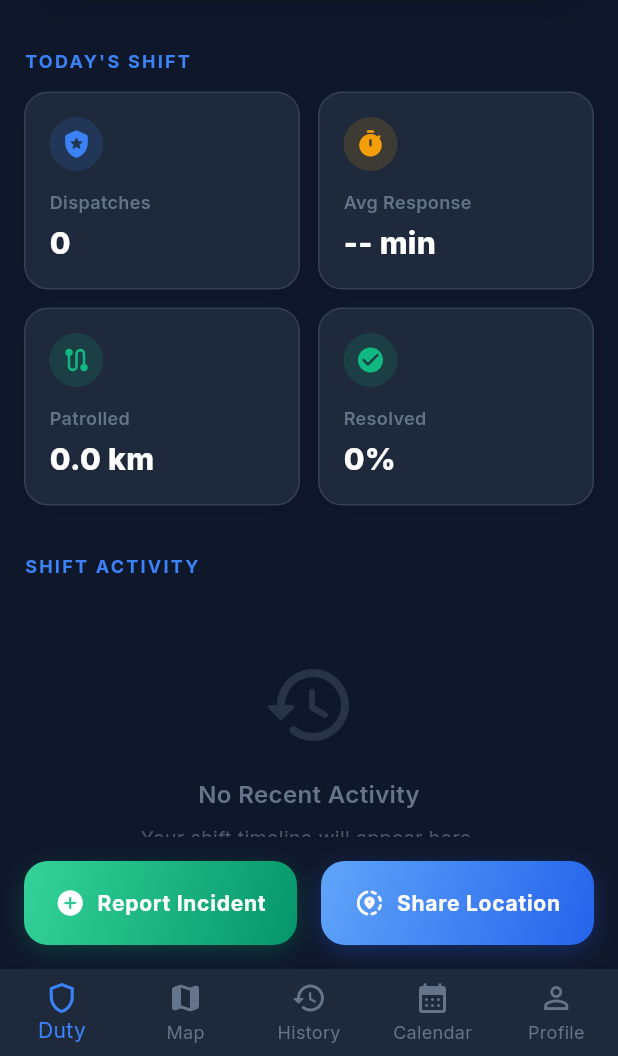
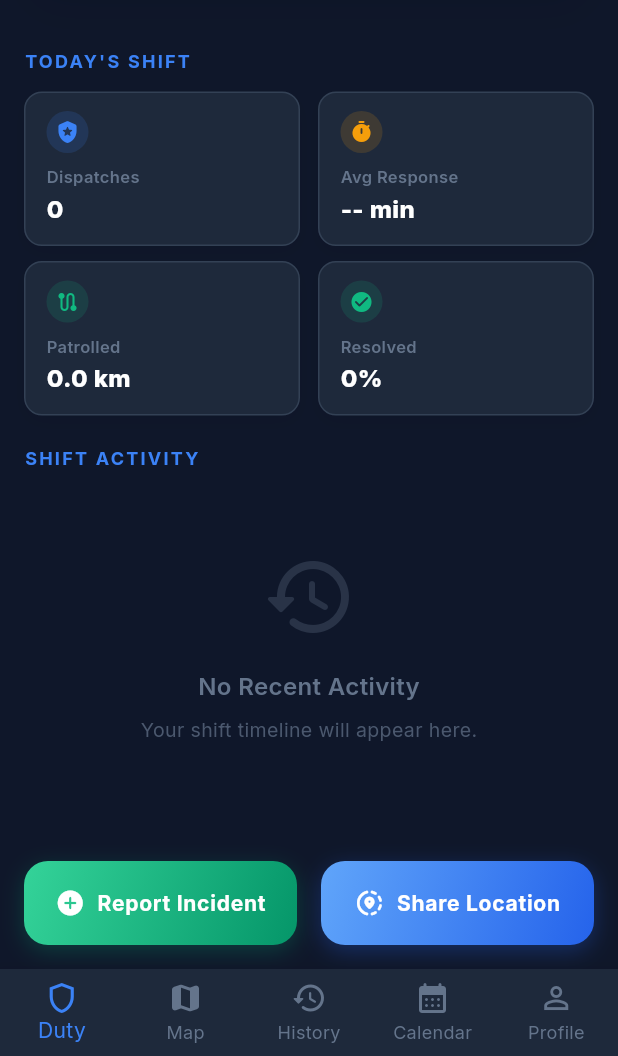
Before and after one commit to Ezhil948/RoadSOS, a Flutter app: the HomeScreen screen opened by its route, on a phone screen of 412 x 824 dp, the part 180-1236 px from its top. Run offline on Flutter 3.47's test engine with Material 3 defaults, Android fonts, the phone set to English and light mode, and no system bars; our stand-ins replace audioplayers, connectivity_plus, dio, firebase_auth, firebase_core, fl_chart and 13 more; accounts and stored records are empty.

Commit message:
style(ui): compact the KPI grid and update documentation

```diff
--- a/officer_mobile_app/lib/features/home/home_screen.dart
+++ b/officer_mobile_app/lib/features/home/home_screen.dart
@@ -222,7 +222,7 @@ class HomeScreen extends ConsumerWidget {
             Expanded(child: _kpiChip(context, Icons.timer_rounded, 'Avg Response', '-- min', const Color(0xFFF59E0B))),
           ],
         ),
-        const SizedBox(height: 12),
+        const SizedBox(height: 10),
         Row(
           children: [
             Expanded(child: _kpiChip(context, Icons.route_rounded, 'Patrolled', '0.0 km', const Color(0xFF10B981))),
@@ -230,7 +230,7 @@ class HomeScreen extends ConsumerWidget {
             Expanded(child: _kpiChip(context, Icons.check_circle_rounded, 'Resolved', '0%', const Color(0xFF10B981))),
           ],
         ),
-        const SizedBox(height: 32),
+        const SizedBox(height: 20),
       ],
     );
   }
@@ -238,10 +238,10 @@ class HomeScreen extends ConsumerWidget {
   Widget _kpiChip(BuildContext context, IconData icon, String title, String value, Color color) {
     final isDark = Theme.of(context).brightness == Brightness.dark;
     return Container(
-      padding: const EdgeInsets.symmetric(horizontal: 16, vertical: 16),
+      padding: const EdgeInsets.symmetric(horizontal: 14, vertical: 12),
       decoration: BoxDecoration(
         color: isDark ? const Color(0xFF1E293B) : Colors.white,
-        borderRadius: BorderRadius.circular(16),
+        borderRadius: BorderRadius.circular(12),
         border: Border.all(color: isDark ? const Color(0xFF334155) : const Color(0xFFE2E8F0)),
         boxShadow: [
           BoxShadow(color: Colors.black.withOpacity(0.05), blurRadius: 10, offset: const Offset(0, 4)),
@@ -252,17 +252,17 @@ class HomeScreen extends ConsumerWidget {
         mainAxisAlignment: MainAxisAlignment.center,
         children: [
           Container(
-            padding: const EdgeInsets.all(8),
+            padding: const EdgeInsets.all(6),
             decoration: BoxDecoration(
               color: color.withOpacity(0.15),
               shape: BoxShape.circle,
             ),
-            child: Icon(icon, size: 20, color: color),
+            child: Icon(icon, size: 16, color: color),
           ),
-          const SizedBox(height: 12),
-          Text(title, style: const TextStyle(color: kDarkMuted, fontSize: 12, fontWeight: FontWeight.w600), overflow: TextOverflow.ellipsis),
-          const SizedBox(height: 4),
-          Text(value, style: TextStyle(color: isDark ? Colors.white : Colors.black87, fontSize: 20, fontWeight: FontWeight.w800), maxLines: 1, overflow: TextOverflow.ellipsis),
+          const SizedBox(height: 8),
+          Text(title, style: const TextStyle(color: kDarkMuted, fontSize: 11, fontWeight: FontWeight.w600), overflow: TextOverflow.ellipsis),
+          const SizedBox(height: 2),
+          Text(value, style: TextStyle(color: isDark ? Colors.white : Colors.black87, fontSize: 16, fontWeight: FontWeight.w800), maxLines: 1, overflow: TextOverflow.ellipsis),
         ],
       ),
     );
```
